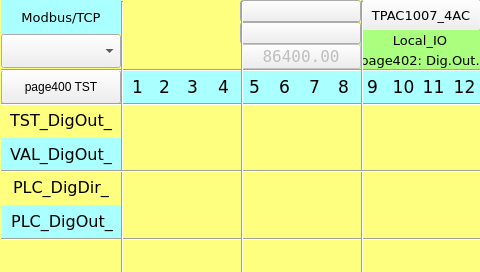
This is TPAC1007_04_AC/Local_IO_HMI/page402.ui in MECTsrl/mect_apps as Qt 5 draws it before an edit. The edited form follows.
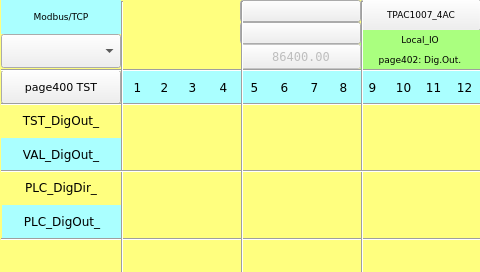
This is the edited form. Custom widgets are drawn as their Qt base class.

Commit message: Fonts resize

```diff
--- a/TPAC1007_04_AC/Local_IO_HMI/page402.ui
+++ b/TPAC1007_04_AC/Local_IO_HMI/page402.ui
@@ -79,7 +79,7 @@
    <property name="font">
     <font>
      <family>DejaVu Sans</family>
-     <pointsize>13</pointsize>
+  <pointsize>9</pointsize>
     </font>
    </property>
    <property name="styleSheet">
@@ -189,7 +189,7 @@
    <property name="font">
     <font>
      <family>DejaVu Sans</family>
-     <pointsize>10</pointsize>
+  <pointsize>7</pointsize>
      <weight>50</weight>
      <bold>false</bold>
     </font>
@@ -329,7 +329,7 @@
    <property name="font">
     <font>
      <family>DejaVu Sans</family>
-     <pointsize>10</pointsize>
+  <pointsize>7</pointsize>
     </font>
    </property>
    <property name="styleSheet">
@@ -421,7 +421,7 @@
    <property name="font">
     <font>
      <family>DejaVu Sans</family>
-     <pointsize>13</pointsize>
+  <pointsize>9</pointsize>
     </font>
    </property>
    <property name="styleSheet">
@@ -518,7 +518,7 @@
    <property name="font">
     <font>
      <family>DejaVu Sans</family>
-     <pointsize>13</pointsize>
+  <pointsize>9</pointsize>
     </font>
    </property>
    <property name="styleSheet">
@@ -616,7 +616,7 @@
    <property name="font">
     <font>
      <family>DejaVu Sans</family>
-     <pointsize>12</pointsize>
+  <pointsize>9</pointsize>
     </font>
    </property>
    <property name="styleSheet">
@@ -677,7 +677,7 @@
    <property name="font">
     <font>
      <family>DejaVu Sans</family>
-     <pointsize>13</pointsize>
+  <pointsize>9</pointsize>
     </font>
    </property>
    <property name="styleSheet">
@@ -774,7 +774,7 @@
    <property name="font">
     <font>
      <family>DejaVu Sans</family>
-     <pointsize>13</pointsize>
+  <pointsize>9</pointsize>
     </font>
    </property>
    <property name="styleSheet">
@@ -799,7 +799,7 @@
    <property name="font">
     <font>
      <family>DejaVu Sans</family>
-     <pointsize>13</pointsize>
+  <pointsize>9</pointsize>
     </font>
    </property>
    <property name="styleSheet">
@@ -897,6 +897,12 @@
    <property name="apparence">
     <enum>QFrame::Raised</enum>
    </property>
+<property name="font">
+ <font>
+  <family>DejaVu Sans</family>
+  <pointsize>8</pointsize>
+ </font>
+</property>
   </widget>
   <widget class="ATCMled" name="atcmLed_RES_DigOut_23">
    <property name="geometry">
@@ -1052,7 +1058,7 @@
    <property name="font">
     <font>
      <family>DejaVu Sans</family>
-     <pointsize>12</pointsize>
+  <pointsize>9</pointsize>
     </font>
    </property>
    <property name="styleSheet">
@@ -1077,7 +1083,7 @@
    <property name="font">
     <font>
      <family>DejaVu Sans</family>
-     <pointsize>12</pointsize>
+  <pointsize>9</pointsize>
     </font>
    </property>
    <property name="styleSheet">
@@ -1151,7 +1157,7 @@
    <property name="font">
     <font>
      <family>DejaVu Sans</family>
-     <pointsize>10</pointsize>
+  <pointsize>7</pointsize>
     </font>
    </property>
    <property name="styleSheet">
@@ -1212,7 +1218,7 @@
    <property name="font">
     <font>
      <family>DejaVu Sans</family>
-     <pointsize>10</pointsize>
+  <pointsize>7</pointsize>
     </font>
    </property>
    <property name="styleSheet">
@@ -1273,7 +1279,7 @@
    <property name="font">
     <font>
      <family>DejaVu Sans</family>
-     <pointsize>13</pointsize>
+  <pointsize>9</pointsize>
     </font>
    </property>
    <property name="styleSheet">
@@ -1436,7 +1442,7 @@
    <property name="font">
     <font>
      <family>DejaVu Sans</family>
-     <pointsize>13</pointsize>
+  <pointsize>9</pointsize>
     </font>
    </property>
    <property name="styleSheet">
@@ -1497,7 +1503,7 @@
    <property name="font">
     <font>
      <family>DejaVu Sans</family>
-     <pointsize>12</pointsize>
+  <pointsize>9</pointsize>
     </font>
    </property>
    <property name="styleSheet">
@@ -1597,7 +1603,7 @@
    <property name="font">
     <font>
      <family>DejaVu Sans Mono</family>
-     <pointsize>12</pointsize>
+  <pointsize>9</pointsize>
     </font>
    </property>
    <property name="text">
@@ -1709,7 +1715,7 @@
    <property name="font">
     <font>
      <family>DejaVu Sans</family>
-     <pointsize>13</pointsize>
+  <pointsize>9</pointsize>
     </font>
    </property>
    <property name="styleSheet">
@@ -1734,7 +1740,7 @@
    <property name="font">
     <font>
      <family>DejaVu Sans</family>
-     <pointsize>13</pointsize>
+  <pointsize>9</pointsize>
     </font>
    </property>
    <property name="styleSheet">
@@ -1795,7 +1801,7 @@
    <property name="font">
     <font>
      <family>DejaVu Sans</family>
-     <pointsize>13</pointsize>
+  <pointsize>9</pointsize>
     </font>
    </property>
    <property name="styleSheet">
@@ -1856,7 +1862,7 @@
    <property name="font">
     <font>
      <family>DejaVu Sans</family>
-     <pointsize>13</pointsize>
+  <pointsize>9</pointsize>
     </font>
    </property>
    <property name="styleSheet">
@@ -2087,6 +2093,12 @@
    <property name="orientation">
     <enum>Qt::Vertical</enum>
    </property>
+<property name="font">
+ <font>
+  <family>DejaVu Sans</family>
+  <pointsize>8</pointsize>
+ </font>
+</property>
   </widget>
   <zorder>atcmLed_RES_DigOut_14</zorder>
   <zorder>label_PLC_DigOut_12</zorder>
```
Left out of the diff: 238 changed lines with no effect on the pictures. Lines whose indentation alone changed are shown as unchanged. The commit also changes 70 other files.
